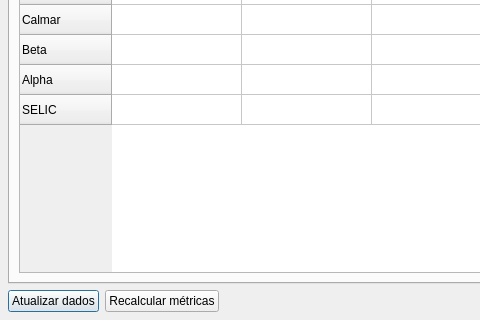
This is src/ui/frmFiiDetail.ui in jeronimopenha/MarginMiner as Qt 5 draws it before an edit; both pictures show x 0 to 480 and y 440 to 760 of the 1180 by 760 pixel window. The edited form follows.
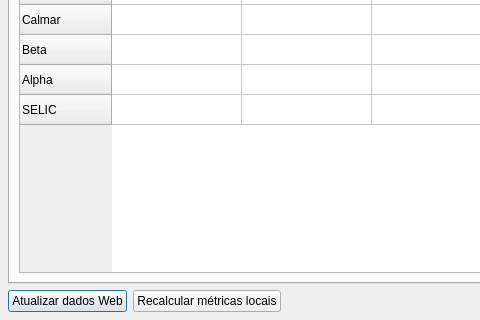
This is the edited form. The open tabs and pages were chosen to show the change.

Commit message: Improving the detail window behavior

```diff
--- a/src/ui/frmFiiDetail.ui
+++ b/src/ui/frmFiiDetail.ui
@@ -980,14 +980,14 @@
      <item>
       <widget class="QPushButton" name="btnAtualizarDados">
        <property name="text">
-        <string>Atualizar dados</string>
+        <string>Atualizar dados Web</string>
        </property>
       </widget>
      </item>
      <item>
       <widget class="QPushButton" name="btnRecalcularMetricas">
        <property name="text">
-        <string>Recalcular métricas</string>
+        <string>Recalcular métricas locais</string>
        </property>
       </widget>
      </item>
```
Left out of the diff: 2 changed lines with no effect on the pictures.
